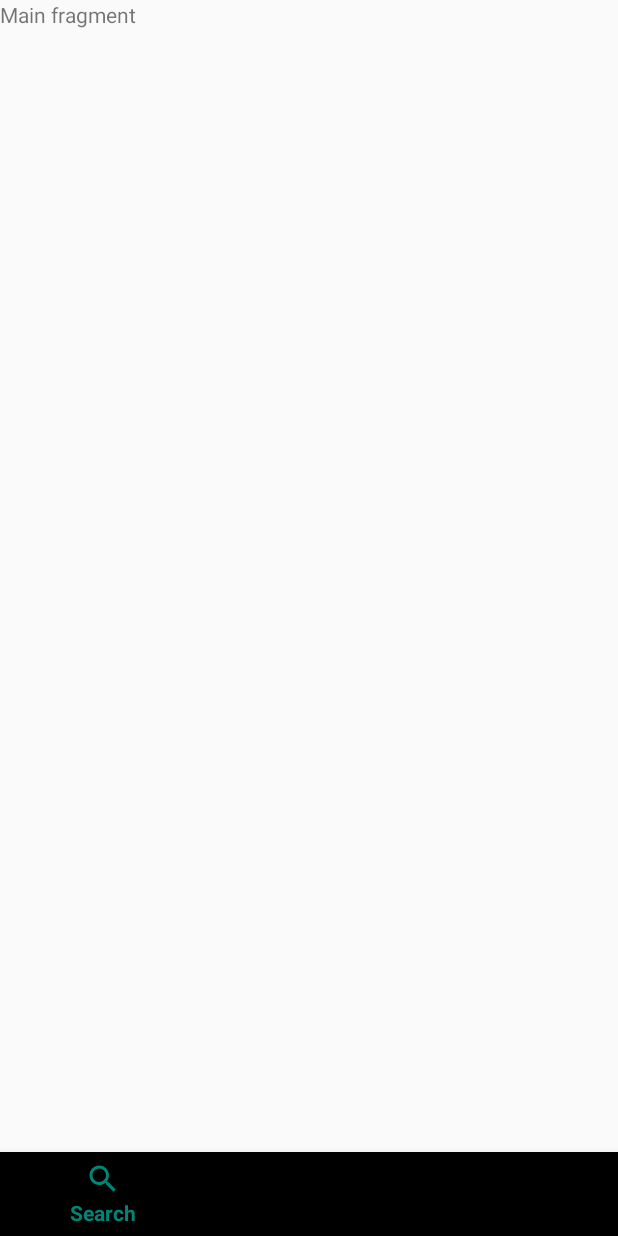
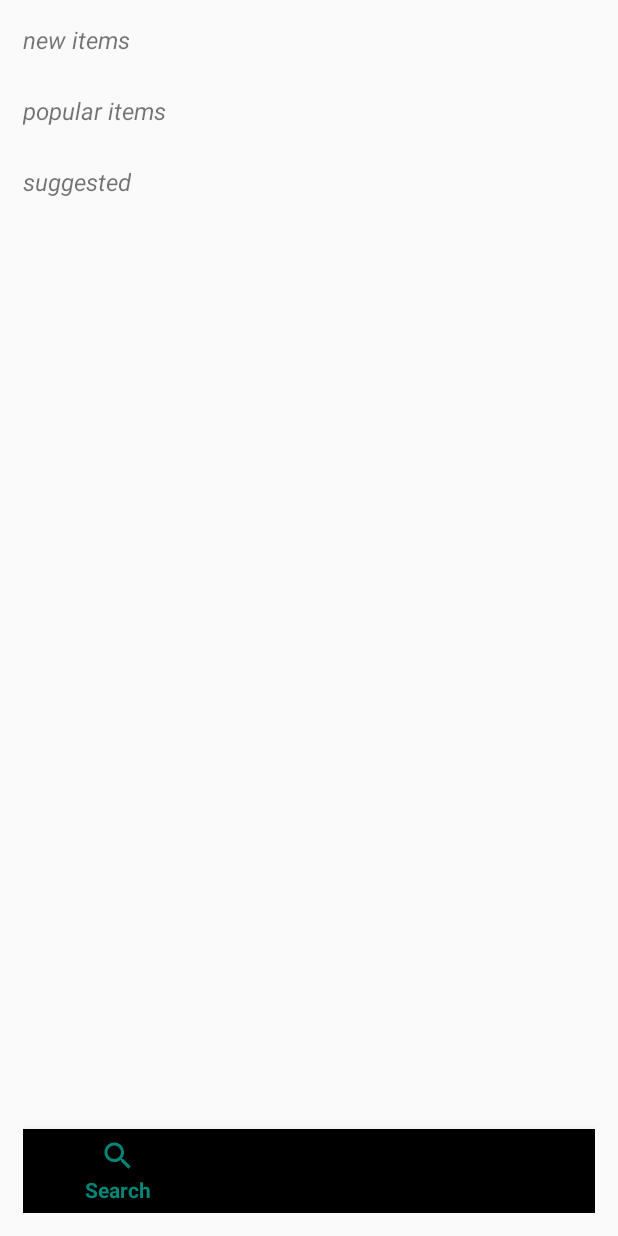
Before and after one commit to musiracodes/mama-mboga-app, an Android app: the layout fragment_main.xml on its own in the app's theme, with its tools: preview values and no code run, on a phone screen of 412 x 824 dp. Run offline under Robolectric (Android 15) with nearby library versions, the phone set to English and light mode, and no system bars.

Commit message:
Initialized shared preferences and recycler view adapter

```diff
--- a/app/src/main/AndroidManifest.xml
+++ b/app/src/main/AndroidManifest.xml
@@ -1,6 +1,8 @@
 <?xml version="1.0" encoding="utf-8"?>
 <manifest xmlns:android="http://schemas.android.com/apk/res/android"
     package="ke.co.musira.mamamboga">
+
+    <uses-permission android:name="android.permission.INTERNET"/>
 
     <application
         android:allowBackup="true"
--- a/app/src/main/res/layout/fragment_main.xml
+++ b/app/src/main/res/layout/fragment_main.xml
@@ -1,15 +1,75 @@
 <?xml version="1.0" encoding="utf-8"?>
 <RelativeLayout xmlns:android="http://schemas.android.com/apk/res/android"
     xmlns:app="http://schemas.android.com/apk/res-auto"
+    android:layout_width="match_parent"
+    android:layout_height="match_parent"
     android:orientation="vertical"
-    android:layout_width="match_parent"
-    android:layout_height="match_parent">
+    android:padding="15dp">
 
-    <TextView
-        android:layout_width="wrap_content"
-        android:layout_height="wrap_content"
-        android:text="Main fragment"
-        />
+    <androidx.core.widget.NestedScrollView
+        android:layout_width="match_parent"
+        android:layout_height="match_parent"
+        android:layout_above="@+id/bottomNavigationView"
+        android:layout_marginBottom="10dp">
+
+        <RelativeLayout
+            android:id="@+id/firstRelLayout"
+            android:layout_width="match_parent"
+            android:layout_height="match_parent">
+
+            <TextView
+                android:id="@+id/detailsNewItems"
+                android:layout_width="wrap_content"
+                android:layout_height="wrap_content"
+                android:text="new items"
+                android:textSize="16sp"
+                android:textStyle="italic" />
+            <!--new items rec view-->
+            <androidx.recyclerview.widget.RecyclerView
+                android:id="@+id/newItemsRecView"
+                android:layout_width="match_parent"
+                android:layout_height="wrap_content"
+                android:layout_below="@+id/detailsNewItems"
+                android:layout_marginTop="10dp" />
+
+
+            <TextView
+                android:id="@+id/detailsPopular"
+                android:layout_width="wrap_content"
+                android:layout_height="wrap_content"
+                android:layout_below="@+id/newItemsRecView"
+                android:layout_marginTop="15dp"
+                android:text="popular items"
+                android:textSize="16sp"
+                android:textStyle="italic" />
+
+            <androidx.recyclerview.widget.RecyclerView
+                android:id="@+id/popularItems"
+                android:layout_width="match_parent"
+                android:layout_height="wrap_content"
+                android:layout_below="@id/detailsPopular"
+                android:layout_marginTop="10dp" />
+
+            <TextView
+                android:id="@+id/detailsSuggested"
+                android:layout_width="wrap_content"
+                android:layout_height="wrap_content"
+                android:layout_below="@+id/popularItems"
+                android:layout_marginTop="15dp"
+                android:text="suggested"
+                android:textSize="16sp"
+                android:textStyle="italic" />
+
+            <androidx.recyclerview.widget.RecyclerView
+                android:id="@+id/suggestedItems"
+                android:layout_width="match_parent"
+                android:layout_height="wrap_content"
+                android:layout_below="@+id/detailsSuggested"
+                android:layout_marginTop="10dp" />
+
+        </RelativeLayout>
+
+    </androidx.core.widget.NestedScrollView>
 
     <com.google.android.material.bottomnavigation.BottomNavigationView
         android:id="@+id/bottomNavigationView"
```
Also changed, not shown: app/build.gradle (+11 -0 lines), app/src/main/java/ke/co/musira/mamamboga/GroceryItemAdapter.java (added, +89 -0 lines), app/src/main/java/ke/co/musira/mamamboga/MainFragment.java (+34 -7 lines), app/src/main/java/ke/co/musira/mamamboga/Utils.java (+52 -5 lines), app/src/main/res/layout/grocery_rec_view_list_item.xml (added, +47 -0 lines).
